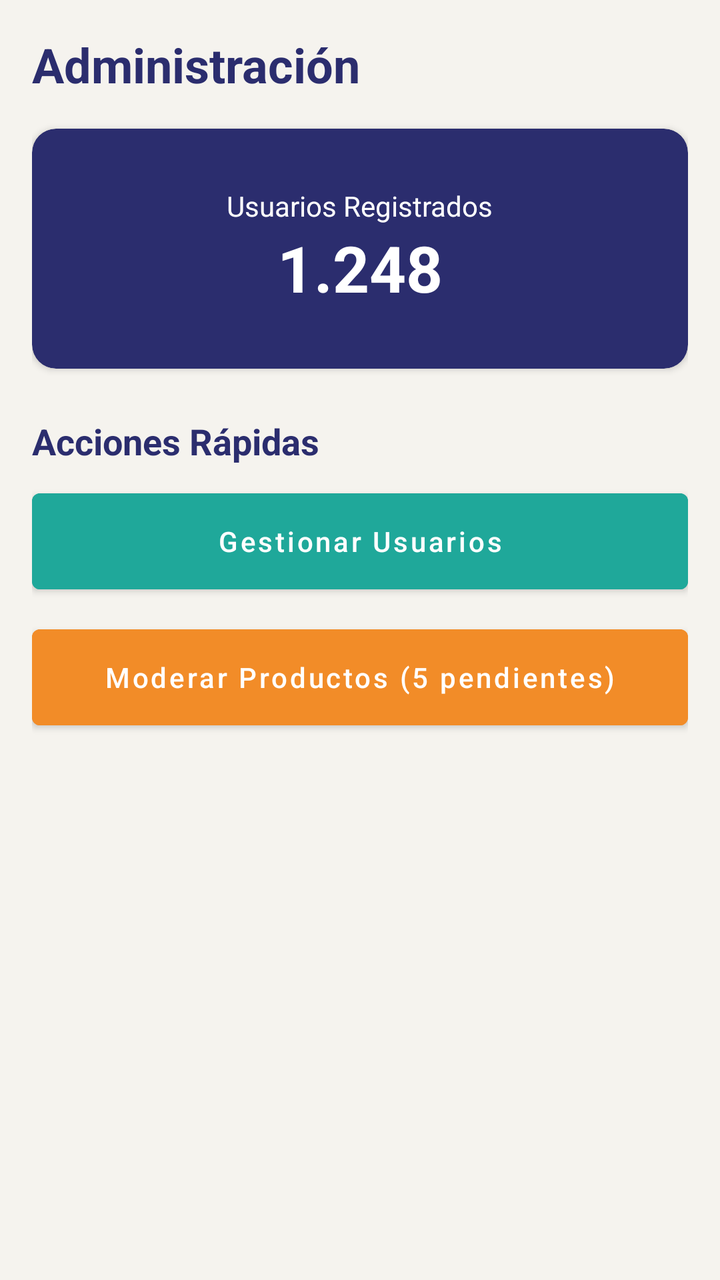
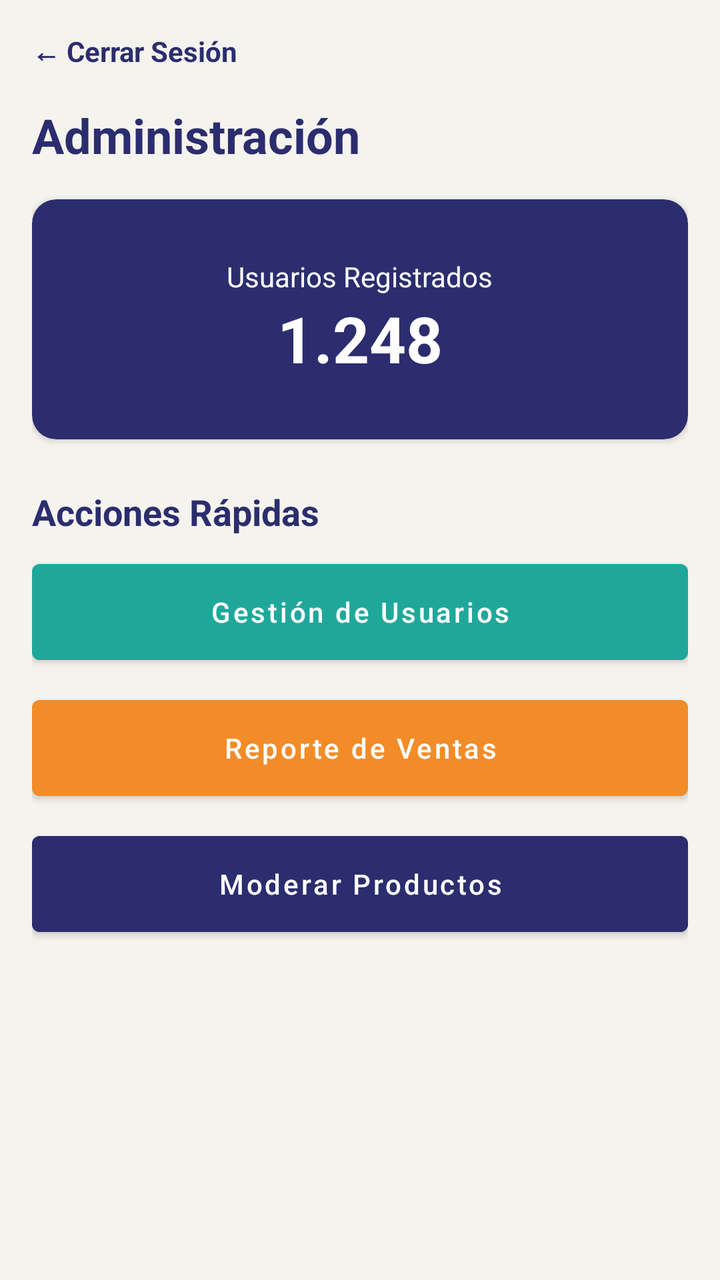

Screens rendered from an Android XML layout before and after an edit, with the pre-edit source and the edit as a unified diff.
<!-- AndroidManifest.xml: application theme Theme.MeepleKingdom -->
<!-- res/layout/activity_admin.xml -->
<?xml version="1.0" encoding="utf-8"?>
<LinearLayout xmlns:android="http://schemas.android.com/apk/res/android"
    xmlns:app="http://schemas.android.com/apk/res-auto"
    android:layout_width="match_parent"
    android:layout_height="match_parent"
    android:background="@color/cream_background"
    android:orientation="vertical"
    android:padding="16dp">

    <TextView
        android:layout_width="wrap_content"
        android:layout_height="wrap_content"
        android:text="Administración"
        style="@style/TitleText" />

    
    <androidx.cardview.widget.CardView
        android:layout_width="match_parent"
        android:layout_height="120dp"
        android:layout_marginTop="16dp"
        app:cardBackgroundColor="@color/indigo_primary"
        app:cardCornerRadius="12dp">
        <LinearLayout
            android:layout_width="match_parent"
            android:layout_height="match_parent"
            android:gravity="center"
            android:orientation="vertical">
            <TextView
                android:layout_width="wrap_content"
                android:layout_height="wrap_content"
                android:text="Usuarios Registrados"
                android:textColor="@color/white" />
            <TextView
                android:layout_width="wrap_content"
                android:layout_height="wrap_content"
                android:text="1.248"
                android:textColor="@color/white"
                android:textSize="32sp"
                android:textStyle="bold" />
        </LinearLayout>
    </androidx.cardview.widget.CardView>

    <TextView
        android:layout_width="wrap_content"
        android:layout_height="wrap_content"
        android:layout_marginTop="24dp"
        android:text="Acciones Rápidas"
        android:textColor="@color/indigo_primary"
        android:textSize="18sp"
        android:textStyle="bold" />

    <Button
        android:layout_width="match_parent"
        android:layout_height="60dp"
        android:layout_marginTop="8dp"
        android:backgroundTint="@color/teal_confirm"
        android:text="Gestionar Usuarios"
        android:textAllCaps="false" />

    <Button
        android:layout_width="match_parent"
        android:layout_height="60dp"
        android:layout_marginTop="8dp"
        android:backgroundTint="@color/orange_cta"
        android:text="Moderar Productos (5 pendientes)"
        android:textAllCaps="false" />
</LinearLayout>
<!-- resources referenced by this layout -->
<resources>
  <color name="cream_background">#F5F3EE</color>
  <color name="indigo_primary">#2B2D6E</color>
  <color name="orange_cta">#F28C28</color>
  <color name="teal_confirm">#1FA89A</color>
  <color name="white">#FFFFFF</color>
  <style name="TitleText">
          <item name="android:textSize">24sp</item>
          <item name="android:textStyle">bold</item>
          <item name="android:textColor">@color/indigo_primary</item>
      </style>
  <style name="Theme.MeepleKingdom" parent="Theme.MaterialComponents.DayNight.NoActionBar">
          <item name="colorPrimary">@color/indigo_primary</item>
          <item name="colorPrimaryVariant">@color/indigo_primary</item>
          <item name="colorOnPrimary">@color/white</item>
          <item name="colorSecondary">@color/orange_cta</item>
          <item name="colorSecondaryVariant">@color/orange_cta</item>
          <item name="colorOnSecondary">@color/white</item>
          <item name="android:windowBackground">@color/cream_background</item>
          <item name="android:statusBarColor">@color/indigo_primary</item>
      </style>
</resources>

<!-- the commit's change to res/layout/activity_admin.xml (unified diff, before → after) -->
@@ -8,10 +8,19 @@
     android:padding="16dp">
 
     <TextView
+        android:id="@+id/btnAtras"
         android:layout_width="wrap_content"
         android:layout_height="wrap_content"
-        android:text="Administración"
-        style="@style/TitleText" />
+        android:text="← Cerrar Sesión"
+        android:textColor="@color/indigo_primary"
+        android:textStyle="bold"
+        android:paddingBottom="16dp" />
+
+    <TextView
+        style="@style/TitleText"
+        android:layout_width="wrap_content"
+        android:layout_height="wrap_content"
+        android:text="Administración" />
 
     
     <androidx.cardview.widget.CardView
@@ -41,27 +50,37 @@
     </androidx.cardview.widget.CardView>
 
     <TextView
+        style="@style/SubtitleText"
         android:layout_width="wrap_content"
         android:layout_height="wrap_content"
         android:layout_marginTop="24dp"
-        android:text="Acciones Rápidas"
-        android:textColor="@color/indigo_primary"
-        android:textSize="18sp"
-        android:textStyle="bold" />
+        android:text="Acciones Rápidas" />
 
     <Button
+        android:id="@+id/btnGestionUsuarios"
         android:layout_width="match_parent"
         android:layout_height="60dp"
         android:layout_marginTop="8dp"
         android:backgroundTint="@color/teal_confirm"
-        android:text="Gestionar Usuarios"
+        android:text="Gestión de Usuarios"
         android:textAllCaps="false" />
 
     <Button
+        android:id="@+id/btnReporteVentas"
         android:layout_width="match_parent"
         android:layout_height="60dp"
         android:layout_marginTop="8dp"
         android:backgroundTint="@color/orange_cta"
-        android:text="Moderar Productos (5 pendientes)"
+        android:text="Reporte de Ventas"
         android:textAllCaps="false" />
+
+    <Button
+        android:id="@+id/btnModerarProductos"
+        android:layout_width="match_parent"
+        android:layout_height="60dp"
+        android:layout_marginTop="8dp"
+        android:backgroundTint="@color/indigo_primary"
+        android:text="Moderar Productos"
+        android:textAllCaps="false" />
+
 </LinearLayout>
<!-- resource entries referenced after the edit -->
@@ -5,6 +5,11 @@
   <color name="orange_cta">#F28C28</color>
   <color name="teal_confirm">#1FA89A</color>
   <color name="white">#FFFFFF</color>
+  <style name="SubtitleText">
+          <item name="android:textSize">18sp</item>
+          <item name="android:textStyle">bold</item>
+          <item name="android:textColor">@color/indigo_primary</item>
+      </style>
   <style name="TitleText">
           <item name="android:textSize">24sp</item>
           <item name="android:textStyle">bold</item>
